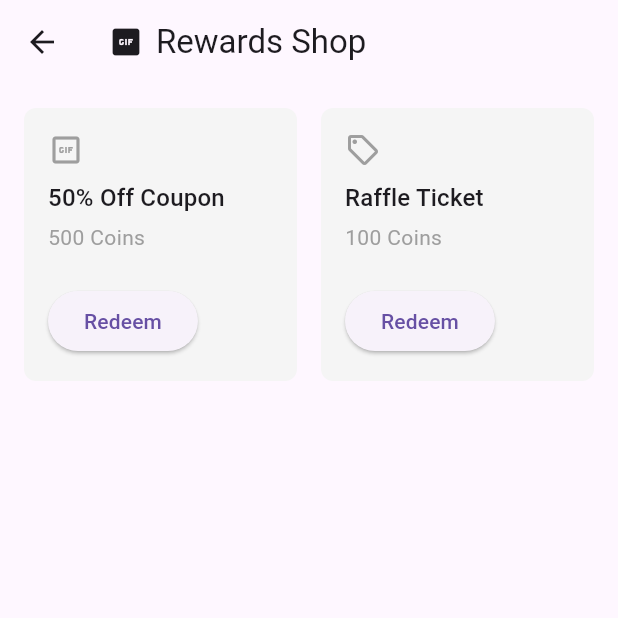
After one commit to seanb1526/DowntownSalisbury-Flutter, a Flutter app: the screen it shows after launch, item 4 of the bottom bar chosen, after a tap on "Spend Coins", on a phone screen of 412 x 824 dp, the top half of it. The commit adds this screen. Run offline on Flutter 3.47's test engine with Material 3 defaults, Android fonts, the phone set to English and light mode, and no system bars; our stand-ins replace firebase_core, firebase_messaging, permission_handler; missing offline and left inert: flutter_inappwebview; accounts and stored records are empty.

Commit message:
Begin Beacon Game Front End Implementation: - Third Friday page replace with beacon_home_screen - created rewards screen - created store item and reward item widgets - basic UI/UX design complete - No backend functionality attached

```diff
--- a/lib/main.dart
+++ b/lib/main.dart
@@ -2,7 +2,8 @@ import 'package:flutter/material.dart';
 import 'pages/home_screen.dart';
 import 'pages/map_screen.dart';
 import 'pages/events_screen.dart';
-import 'pages/more_screen.dart';
+import 'pages/beacon_home_screen.dart';
+import 'pages/rewards_screen.dart';
 import 'package:firebase_core/firebase_core.dart';
 import 'package:firebase_messaging/firebase_messaging.dart';
 import 'firebase_options.dart';
@@ -49,7 +50,8 @@ class _MainScreenState extends State<MainScreen> {
     HomeScreen(),
     MapScreen(),
     EventsScreen(),
-    MoreScreen(),
+    BeaconHomeScreen(),
+    RewardsScreen()
   ];
 
   @override
@@ -106,7 +108,7 @@ class _MainScreenState extends State<MainScreen> {
           ),
           BottomNavigationBarItem(
             icon: Icon(Icons.local_activity),
-            label: '3rd Friday',
+            label: 'Beacons',
           ),
         ],
         currentIndex: _selectedIndex,
--- /dev/null
+++ b/lib/pages/beacon_home_screen.dart
@@ -0,0 +1,119 @@
+import 'package:flutter/material.dart';
+import 'rewards_screen.dart';
+import '../widgets/store_item.dart';
+
+class BeaconHomeScreen extends StatelessWidget {
+  const BeaconHomeScreen({super.key});
+
+  @override
+  Widget build(BuildContext context) {
+    // List of store names
+    final List<String> storeNames = [
+      'Two Scoops Ice Cream & Waffles',
+      'Delmarva Home Grown',
+      'Blackwater Apothecary',
+      'Breathe Interiors',
+      'Store 5',
+      'Store 6',
+      'Store 7',
+    ];
+
+    // List of colors for StoreItem
+    final List<Color> storeItemColors = [
+      Colors.green[100]!,
+      Colors.red[100]!,
+      Colors.blue[100]!,
+      Colors.yellow[100]!,
+      Colors.purple[100]!,
+      Colors.orange[100]!,
+    ];
+
+    return Scaffold(
+      appBar: AppBar(
+        title: Row(
+          children: [
+            Icon(Icons.camera_alt, size: 24),
+            SizedBox(width: 8),
+            Text('Downtown Game'),
+          ],
+        ),
+        actions: [
+          IconButton(
+            icon: Icon(Icons.wallet, size: 24),
+            onPressed: () {
+              Navigator.push(
+                context,
+                MaterialPageRoute(builder: (context) => RewardsScreen()),
+              );
+            },
+          ),
+        ],
+      ),
+      body: Padding(
+        padding: EdgeInsets.all(16.0),
+        child: Column(
+          crossAxisAlignment: CrossAxisAlignment.start,
+          children: [
+            Center(
+              // Center the title
+              child: Text(
+                'Participating Stores',
+                style: Theme.of(context).textTheme.headlineSmall,
+              ),
+            ),
+            SizedBox(height: 16),
+            Expanded(
+              child: ListView.builder(
+                itemCount:
+                    storeNames.length, // Use the length of the store names list
+                itemBuilder: (context, index) {
+                  // Alternate colors from the storeItemColors list
+                  Color itemColor =
+                      storeItemColors[index % storeItemColors.length];
+
+                  return StoreItem(
+                    icon: Icons.map_outlined,
+                    name: storeNames[index], // Use the store name from the list
+                    distance: (index % 2 == 0)
+                        ? 'available'
+                        : 'unavailable', // Example distance
+                    onCheckIn: () {
+                      // Add your check-in logic here
+                    },
+                    color: itemColor, // Pass the color
+                  );
+                },
+              ),
+            ),
+            SizedBox(height: 16),
+            Row(
+              mainAxisAlignment: MainAxisAlignment.spaceBetween,
+              children: [
+                Row(
+                  children: [
+                    Icon(Icons.monetization_on,
+                        size: 24,
+                        color:
+                            Colors.amber[600]), // Change to a gold/yellow color
+                    SizedBox(width: 8),
+                    Text('1250 Coins'),
+                  ],
+                ),
+                ElevatedButton(
+                  onPressed: () {
+                    Navigator.push(
+                      context,
+                      MaterialPageRoute(builder: (context) => RewardsScreen()),
+                    );
+                  },
+                  child: Text('Spend Coins'),
+                ),
+              ],
+            ),
+            SizedBox(height: 16),
+          ],
+        ),
+      ),
+    );
+  }
+}
--- a/lib/pages/more_screen.dart
+++ /dev/null
@@ -1,43 +0,0 @@
-import 'package:flutter/material.dart';
-import 'package:flutter_inappwebview/flutter_inappwebview.dart';
-
-class MoreScreen extends StatefulWidget {
-  const MoreScreen({super.key});
-
-  @override
-  _MoreScreenState createState() => _MoreScreenState();
-}
-
-class _MoreScreenState extends State<MoreScreen> {
-  InAppWebViewController? _webViewController;
-
-  @override
-  Widget build(BuildContext context) {
-    return Scaffold(
-      body: SafeArea(
-        // Ensures content is within the safe area
-        child: Column(
-          children: [
-            // InAppWebView to display the events page
-            Expanded(
-              child: InAppWebView(
-                initialUrlRequest: URLRequest(
-                  url: WebUri("https://www.3rdfridaysby.com/line-up"),
-                ),
-                initialSettings: InAppWebViewSettings(
-                  javaScriptEnabled: true,
-                  allowsInlineMediaPlayback: true,
-                  geolocationEnabled: true,
-                ),
-                onWebViewCreated: (controller) {
-                  _webViewController = controller;
-                },
-                // Add additional handlers or methods as needed
-              ),
-            ),
-          ],
-        ),
-      ),
-    );
-  }
-}
--- /dev/null
+++ b/lib/pages/rewards_screen.dart
@@ -0,0 +1,45 @@
+import 'package:flutter/material.dart';
+import '../widgets/reward_item.dart';
+
+class RewardsScreen extends StatelessWidget {
+  const RewardsScreen({super.key});
+
+  @override
+  Widget build(BuildContext context) {
+    return Scaffold(
+      appBar: AppBar(
+        title: Row(
+          children: [
+            Icon(Icons.gif_box, size: 24),
+            SizedBox(width: 8),
+            Text('Rewards Shop'),
+          ],
+        ),
+      ),
+      body: Padding(
+        padding: EdgeInsets.all(16.0),
+        child: GridView(
+          gridDelegate: SliverGridDelegateWithFixedCrossAxisCount(
+            crossAxisCount: 2,
+            mainAxisSpacing: 16,
+            crossAxisSpacing: 16,
+          ),
+          children: [
+            RewardItem(
+              icon: Icons.gif_box_outlined,
+              title: '50% Off Coupon',
+              cost: '500 Coins',
+              onRedeem: () {},
+            ),
+            RewardItem(
+              icon: Icons.local_offer_outlined,
+              title: 'Raffle Ticket',
+              cost: '100 Coins',
+              onRedeem: () {},
+            ),
+          ],
+        ),
+      ),
+    );
+  }
+}
--- /dev/null
+++ b/lib/widgets/reward_item.dart
@@ -0,0 +1,48 @@
+import 'package:flutter/material.dart';
+
+class RewardItem extends StatelessWidget {
+  final IconData icon;
+  final String title;
+  final String cost;
+  final VoidCallback onRedeem;
+
+  RewardItem({
+    required this.icon,
+    required this.title,
+    required this.cost,
+    required this.onRedeem,
+  });
+
+  @override
+  Widget build(BuildContext context) {
+    return Container(
+      padding: EdgeInsets.all(16),
+      decoration: BoxDecoration(
+        color: Colors.grey[100],
+        borderRadius: BorderRadius.circular(8),
+      ),
+      child: Column(
+        crossAxisAlignment: CrossAxisAlignment.start,
+        children: [
+          Icon(icon, color: Colors.grey),
+          SizedBox(height: 8),
+          Text(
+            title,
+            style: Theme.of(context).textTheme.titleMedium,
+          ),
+          SizedBox(height: 4),
+          Text(
+            cost,
+            style: TextStyle(color: Colors.grey),
+          ),
+          SizedBox(height: 8),
+          Expanded(child: Container()),
+          ElevatedButton(
+            onPressed: onRedeem,
+            child: Text('Redeem'),
+          ),
+        ],
+      ),
+    );
+  }
+}
--- /dev/null
+++ b/lib/widgets/store_item.dart
@@ -0,0 +1,54 @@
+import 'package:flutter/material.dart';
+
+class StoreItem extends StatelessWidget {
+  final IconData icon;
+  final String name;
+  final String distance;
+  final VoidCallback onCheckIn;
+  final Color color; // Add this line
+
+  StoreItem({
+    required this.icon,
+    required this.name,
+    required this.distance,
+    required this.onCheckIn,
+    required this.color, // Update this line
+  });
+
+  @override
+  Widget build(BuildContext context) {
+    return Container(
+      padding: EdgeInsets.all(16),
+      decoration: BoxDecoration(
+        color: color, // Use the color parameter
+        borderRadius: BorderRadius.circular(8),
+      ),
+      child: Row(
+        children: [
+          Icon(icon),
+          SizedBox(width: 16),
+          Expanded(
+            child: Column(
+              crossAxisAlignment: CrossAxisAlignment.start,
+              children: [
+                Text(
+                  name,
+                  style: Theme.of(context).textTheme.titleMedium,
+                ),
+                SizedBox(height: 4),
+                Text(
+                  distance,
+                  style: TextStyle(color: Colors.grey),
+                ),
+              ],
+            ),
+          ),
+          ElevatedButton(
+            onPressed: onCheckIn,
+            child: Text('Check In'),
+          ),
+        ],
+      ),
+    );
+  }
+}
```
